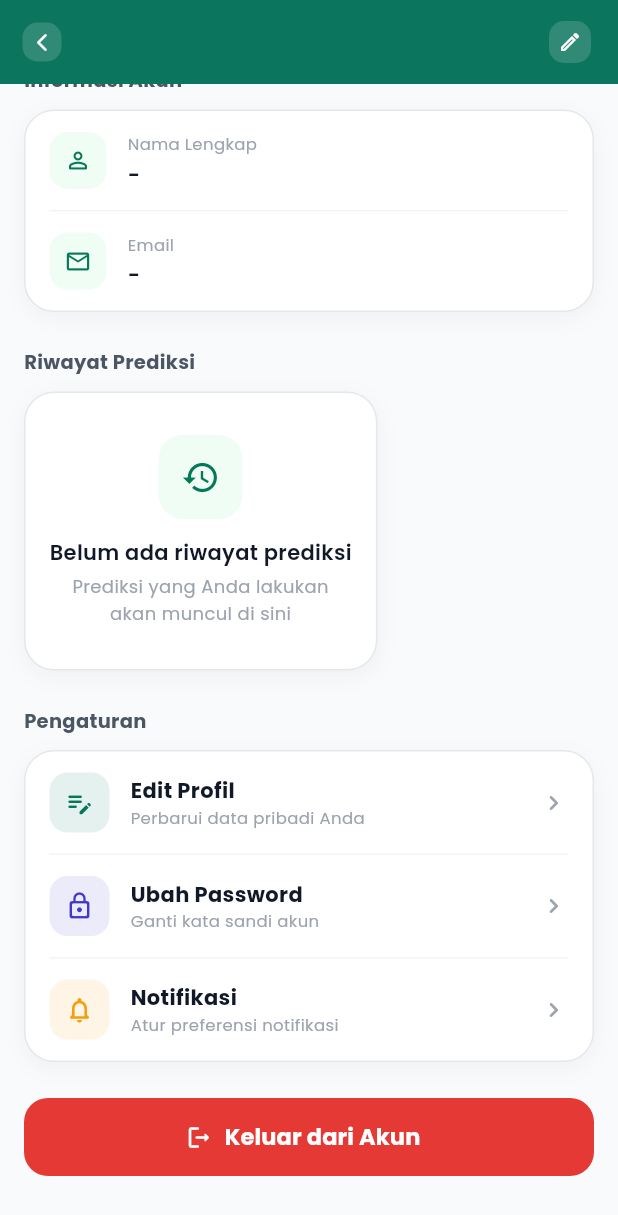
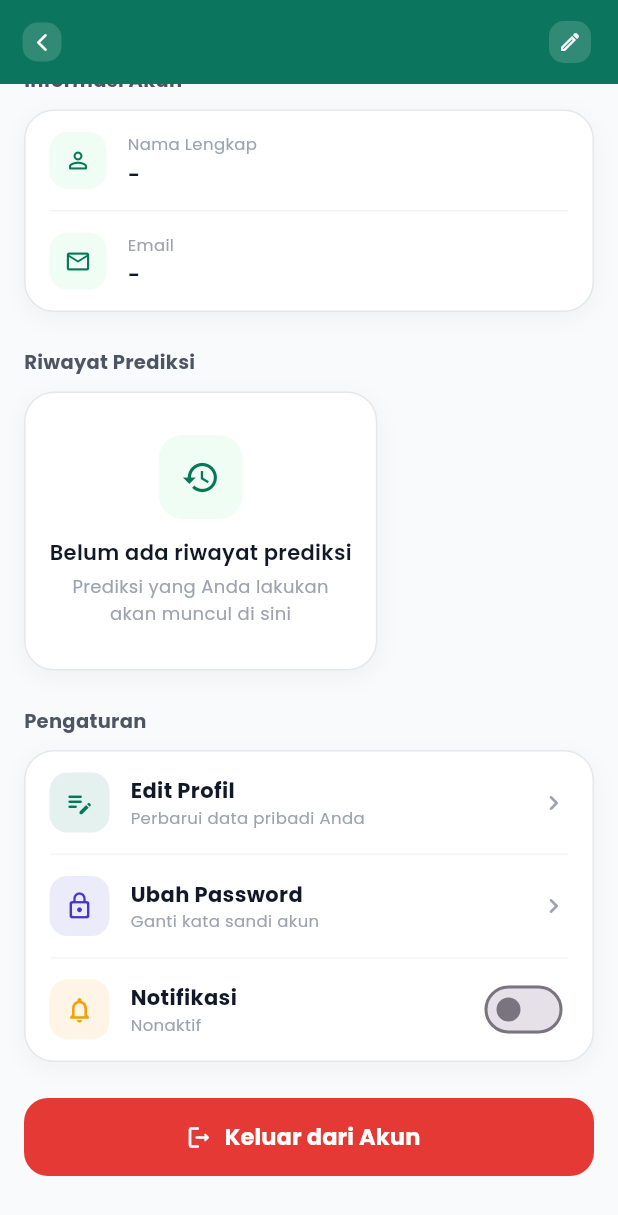
Before and after one commit to Aiqbalf/proyek_obesitas_mobile, a Flutter app: the ProfilePage screen opened directly, scrolled down 236 dp, on a phone screen of 412 x 824 dp. Shown: the top 1215 px of the screen. Run offline on Flutter 3.47's test engine with Material 3 defaults, Android fonts, the light colour scheme and no system bars; our stand-ins replace flutter_local_notifications, shared_preferences, timezone; accounts and stored records are empty; network calls fail.

Commit message:
memperbaiki notifikasi

```diff
--- a/lib/main.dart
+++ b/lib/main.dart
@@ -1,9 +1,11 @@
 import 'package:flutter/material.dart';
+import 'services/notification_service.dart';
 import 'services/api_service.dart';
 import 'pages/dashboard_page.dart';
 
-void main() {
+void main() async {
   WidgetsFlutterBinding.ensureInitialized();
+  await NotificationService.init();
   ApiService.testConnection();
   runApp(const MyApp());
 }
--- a/lib/pages/profile_page.dart
+++ b/lib/pages/profile_page.dart
@@ -1,6 +1,7 @@
 import 'package:flutter/material.dart';
 import 'package:flutter/services.dart';
 import '../services/api_service.dart';
+import '../services/notification_service.dart';
 
 class ProfilePage extends StatefulWidget {
   const ProfilePage({super.key});
@@ -27,8 +28,9 @@ class _ProfilePageState extends State<ProfilePage>
 
   Map<String, dynamic>? _userData;
   List<Map<String, dynamic>> _predictionHistory = [];
-  bool _isLoading = true;
+  bool _isLoading        = true;
   bool _isLoadingHistory = false;
+  bool _notifEnabled     = false; // ✅ state notifikasi
 
   late AnimationController _animCtrl;
   late Animation<double>   _fadeAnim;
@@ -52,12 +54,17 @@ class _ProfilePageState extends State<ProfilePage>
     super.dispose();
   }
 
+  // ══════════════════════════════════════════════
+  // LOAD DATA
+  // ══════════════════════════════════════════════
   Future<void> _loadUser() async {
-    final data = await ApiService.getUser();
+    final data    = await ApiService.getUser();
+    final notifOn = await NotificationService.isEnabled(); // ✅ baca preferensi
     if (mounted) {
       setState(() {
-        _userData  = data;
-        _isLoading = false;
+        _userData     = data;
+        _notifEnabled = notifOn; // ✅ set state
+        _isLoading    = false;
       });
       _animCtrl.forward();
       _loadPredictionHistory();
@@ -76,6 +83,9 @@ class _ProfilePageState extends State<ProfilePage>
     });
   }
 
+  // ══════════════════════════════════════════════
+  // LOGOUT
+  // ══════════════════════════════════════════════
   Future<void> _logout() async {
     final confirm = await showDialog<bool>(
       context: context,
@@ -109,14 +119,24 @@ class _ProfilePageState extends State<ProfilePage>
     }
   }
 
-  void _snackDev() => ScaffoldMessenger.of(context).showSnackBar(SnackBar(
-        content: const Text('Fitur sedang dalam pengembangan'),
-        behavior: SnackBarBehavior.floating,
-        backgroundColor: _neutral900,
-        shape: RoundedRectangleBorder(borderRadius: BorderRadius.circular(12)),
-        margin: const EdgeInsets.fromLTRB(16, 0, 16, 16),
-      ));
+  // ══════════════════════════════════════════════
+  // TOGGLE NOTIFIKASI ✅
+  // ══════════════════════════════════════════════
+  Future<void> _toggleNotifikasi() async {
+    final newVal = !_notifEnabled;
+    await NotificationService.setEnabled(newVal);
+    setState(() => _notifEnabled = newVal);
+    _showSnack(
+      newVal
+          ? 'Notifikasi diaktifkan. Anda akan mendapat rekomendasi setelah prediksi.'
+          : 'Notifikasi dinonaktifkan.',
+      color: newVal ? _green700 : _neutral600,
+    );
+  }
 
+  // ══════════════════════════════════════════════
+  // HELPERS
+  // ══════════════════════════════════════════════
   void _showSnack(String msg, {required Color color}) {
     if (!mounted) return;
     ScaffoldMessenger.of(context).showSnackBar(SnackBar(
@@ -309,7 +329,7 @@ class _ProfilePageState extends State<ProfilePage>
   }
 
   // ══════════════════════════════════════════════
-  // Dialog Ubah Password — dengan password lama
+  // Dialog Ubah Password
   // ══════════════════════════════════════════════
   Future<void> _showChangePasswordDialog() async {
     final oldPassCtrl  = TextEditingController();
@@ -325,7 +345,6 @@ class _ProfilePageState extends State<ProfilePage>
       barrierColor: Colors.black54,
       builder: (_) => StatefulBuilder(
         builder: (ctx, setLocal) {
-          // Helper field password dalam dialog ini
           Widget passField({
             required TextEditingController ctrl,
             required String label,
@@ -387,7 +406,6 @@ class _ProfilePageState extends State<ProfilePage>
               child: Column(
                 mainAxisSize: MainAxisSize.min,
                 children: [
-                  // Icon header
                   Container(
                     width: 54, height: 54,
                     decoration: BoxDecoration(
@@ -409,8 +427,6 @@ class _ProfilePageState extends State<ProfilePage>
                   const SizedBox(height: 20),
                   const Divider(height: 1, thickness: 0.5, color: _neutral200),
                   const SizedBox(height: 20),
-
-                  // ── Field 1: Password Lama ──────────────────
                   passField(
                     ctrl: oldPassCtrl,
                     label: 'Password Lama',
@@ -418,8 +434,6 @@ class _ProfilePageState extends State<ProfilePage>
                     onToggle: () => setLocal(() => showOld = !showOld),
                   ),
                   const SizedBox(height: 14),
-
-                  // ── Divider pemisah ─────────────────────────
                   Row(children: [
                     const Expanded(child: Divider(color: _neutral200)),
                     Padding(
@@ -432,8 +446,6 @@ class _ProfilePageState extends State<ProfilePage>
                     const Expanded(child: Divider(color: _neutral200)),
                   ]),
                   const SizedBox(height: 14),
-
-                  // ── Field 2: Password Baru ──────────────────
                   passField(
                     ctrl: newPassCtrl,
                     label: 'Password Baru',
@@ -441,8 +453,6 @@ class _ProfilePageState extends State<ProfilePage>
                     onToggle: () => setLocal(() => showNew = !showNew),
                   ),
                   const SizedBox(height: 14),
-
-                  // ── Field 3: Konfirmasi Password Baru ───────
                   passField(
                     ctrl: confPassCtrl,
                     label: 'Konfirmasi Password Baru',
@@ -450,8 +460,6 @@ class _ProfilePageState extends State<ProfilePage>
                     onToggle: () => setLocal(() => showConf = !showConf),
                   ),
                   const SizedBox(height: 24),
-
-                  // ── Tombol ─────────────────────────────────
                   Row(children: [
                     Expanded(
                       child: OutlinedButton(
@@ -474,7 +482,6 @@ class _ProfilePageState extends State<ProfilePage>
                             style: TextStyle(
                                 fontSize: 14, fontWeight: FontWeight.w700)),
                         onPressed: () async {
-                          // ── Validasi ────────────────────────
                           if (oldPassCtrl.text.trim().isEmpty) {
                             _showSnack('Password lama wajib diisi',
                                 color: Colors.red.shade600);
@@ -496,15 +503,11 @@ class _ProfilePageState extends State<ProfilePage>
                                 color: Colors.red.shade600);
                             return;
                           }
-
-                          // ── Panggil API ─────────────────────
-                          // Kirim password lama untuk diverifikasi di Laravel
                           final result = await ApiService.changePassword(
                             _userData?['id'].toString() ?? '',
                             oldPassCtrl.text.trim(),
                             newPassCtrl.text.trim(),
                           );
-
                           if (!mounted) return;
                           if (result['status'] == 200) {
                             Navigator.pop(ctx);
@@ -682,6 +685,9 @@ class _ProfilePageState extends State<ProfilePage>
     );
   }
 
+  // ══════════════════════════════════════════════
+  // APP BAR
+  // ══════════════════════════════════════════════
   Widget _buildAppBar() {
     final name   = _userData?['name']   as String? ?? 'Pengguna';
     final email  = _userData?['email']  as String? ?? '';
@@ -775,6 +781,9 @@ class _ProfilePageState extends State<ProfilePage>
       width: size, height: size,
       decoration: BoxDecoration(shape: BoxShape.circle, color: color));
 
+  // ══════════════════════════════════════════════
+  // INFO CARDS
+  // ══════════════════════════════════════════════
   Widget _buildInfoCards() {
     return Padding(
       padding: const EdgeInsets.symmetric(horizontal: 16),
@@ -823,7 +832,7 @@ class _ProfilePageState extends State<ProfilePage>
       color: _neutral100, indent: 16, endIndent: 16);
 
   // ══════════════════════════════════════════════
-  // Riwayat Prediksi
+  // RIWAYAT PREDIKSI
   // ══════════════════════════════════════════════
   Widget _buildPredictionHistorySection() {
     return Padding(
@@ -890,11 +899,11 @@ class _ProfilePageState extends State<ProfilePage>
   }
 
   Widget _predictionHistoryItem(Map<String, dynamic> item) {
-    final hasil      = item['hasil'] as Map<String, dynamic>?;
-    final result     = hasil?['kategori'] as String? ?? '-';
-    final createdAt  = item['prediksi_at'] as String?;
-    final confidence = hasil?['confidence'] as num?;
-    final isPositive = _isPositiveResult(result);
+    final hasil       = item['hasil'] as Map<String, dynamic>?;
+    final result      = hasil?['kategori'] as String? ?? '-';
+    final createdAt   = item['prediksi_at'] as String?;
+    final confidence  = hasil?['confidence'] as num?;
+    final isPositive  = _isPositiveResult(result);
     final resultColor = isPositive ? Colors.red.shade600 : _green700;
     final resultBg    = isPositive ? Colors.red.shade50  : _green50;
     final resultIcon  = isPositive
@@ -999,7 +1008,7 @@ class _ProfilePageState extends State<ProfilePage>
   }
 
   // ══════════════════════════════════════════════
-  // Menu Section — Bantuan & FAQ dan Kebijakan Privasi DIHAPUS
+  // MENU SECTION ✅ notifikasi sekarang fungsional
   // ══════════════════════════════════════════════
   Widget _buildMenuSection() {
     return Padding(
@@ -1016,23 +1025,43 @@ class _ProfilePageState extends State<ProfilePage>
                 blurRadius: 12, offset: const Offset(0, 4))],
           ),
           child: Column(children: [
-            _menuRow(Icons.edit_note_rounded, 'Edit Profil',
-                'Perbarui data pribadi Anda', _green700,
-                _showEditProfileDialog),
+            _menuRow(
+              Icons.edit_note_rounded,
+              'Edit Profil',
+              'Perbarui data pribadi Anda',
+              _green700,
+              _showEditProfileDialog,
+            ),
             _divider(),
-            _menuRow(Icons.lock_outline_rounded, 'Ubah Password',
-                'Ganti kata sandi akun', _indigo600,
-                _showChangePasswordDialog),
+            _menuRow(
+              Icons.lock_outline_rounded,
+              'Ubah Password',
+              'Ganti kata sandi akun',
+              _indigo600,
+              _showChangePasswordDialog,
+            ),
             _divider(),
-            _menuRow(Icons.notifications_none_rounded, 'Notifikasi',
-                'Atur preferensi notifikasi',
-                const Color(0xFFF59E0B), _snackDev),
+            // ✅ DIPERBAIKI: notifikasi sekarang menggunakan switch
+            _menuRowWithTrailing(
+              Icons.notifications_none_rounded,
+              'Notifikasi',
+              _notifEnabled ? 'Aktif — rekomendasi prediksi' : 'Nonaktif',
+              const Color(0xFFF59E0B),
+              _toggleNotifikasi,
+              Switch(
+                value: _notifEnabled,
+                onChanged: (_) => _toggleNotifikasi(),
+                activeColor: _green700,
+                materialTapTargetSize: MaterialTapTargetSize.shrinkWrap,
+              ),
+            ),
           ]),
         ),
       ]),
     );
   }
 
+  // Menu row standar (dengan chevron)
   Widget _menuRow(IconData icon, String title, String subtitle,
       Color iconColor, VoidCallback onTap) {
     return InkWell(
@@ -1058,6 +1087,35 @@ class _ProfilePageState extends State<ProfilePage>
     );
   }
 
+  // ✅ Menu row dengan trailing widget (untuk switch notifikasi)
+  Widget _menuRowWithTrailing(IconData icon, String title, String subtitle,
+      Color iconColor, VoidCallback onTap, Widget trailing) {
+    return InkWell(
+      onTap: onTap,
+      borderRadius: BorderRadius.circular(20),
+      child: Padding(
+        padding: const EdgeInsets.symmetric(horizontal: 16, vertical: 14),
+        child: Row(children: [
+          Container(width: 40, height: 40,
+              decoration: BoxDecoration(color: iconColor.withOpacity(0.1),
+                  borderRadius: BorderRadius.circular(12)),
+              child: Icon(icon, color: iconColor, size: 20)),
+          const SizedBox(width: 14),
+          Expanded(child: Column(crossAxisAlignment: CrossAxisAlignment.start, children: [
+            Text(title, style: const TextStyle(fontSize: 14,
+                fontWeight: FontWeight.w700, color: _neutral900)),
+            Text(subtitle, style: const TextStyle(fontSize: 11,
+                color: _neutral400, fontWeight: FontWeight.w400)),
+          ])),
+          trailing,
+        ]),
+      ),
+    );
+  }
+
+  // ══════════════════════════════════════════════
+  // LOGOUT BUTTON
+  // ══════════════════════════════════════════════
   Widget _buildLogoutButton() {
     return Padding(
       padding: const EdgeInsets.symmetric(horizontal: 16),
--- a/lib/services/api_service.dart
+++ b/lib/services/api_service.dart
@@ -7,8 +7,8 @@ import 'package:shared_preferences/shared_preferences.dart';
 
 class ApiService {
 
-  static const bool useUSB = false;
-  static const String localIP = "192.168.0.122";
+  static const bool useUSB = true;
+  static const String localIP = "192.168.0.138";
 
   static String get baseUrl {
     if (kIsWeb) {
--- /dev/null
+++ b/lib/services/notification_service.dart
@@ -0,0 +1,79 @@
+import 'package:flutter_local_notifications/flutter_local_notifications.dart';
+import 'package:shared_preferences/shared_preferences.dart';
+import 'package:timezone/data/latest_all.dart' as tz;
+
+class NotificationService {
+  static final FlutterLocalNotificationsPlugin _plugin =
+      FlutterLocalNotificationsPlugin();
+
+  static const _channelId   = 'obesity_channel';
+  static const _channelName = 'Prediksi Obesitas';
+  static const _channelDesc = 'Notifikasi hasil prediksi obesitas';
+  static const _prefKey     = 'notif_enabled';
+
+  static Future<void> init() async {
+    tz.initializeTimeZones();
+
+    const android = AndroidInitializationSettings('@mipmap/ic_launcher');
+    const ios = DarwinInitializationSettings(
+      requestAlertPermission: true,
+      requestBadgePermission: true,
+      requestSoundPermission: true,
+    );
+
+    await _plugin.initialize(
+      const InitializationSettings(android: android, iOS: ios),
+    );
+
+    const channel = AndroidNotificationChannel(
+      _channelId,
+      _channelName,
+      description: _channelDesc,
+      importance: Importance.high,
+    );
+
+    await _plugin.resolvePlatformSpecificImplementation<AndroidFlutterLocalNotificationsPlugin>()?.createNotificationChannel(channel);
+
+    await _plugin.resolvePlatformSpecificImplementation<AndroidFlutterLocalNotificationsPlugin>()?.requestNotificationsPermission();
+  }
+
+  static Future<bool> isEnabled() async {
+    final prefs = await SharedPreferences.getInstance();
+    return prefs.getBool(_prefKey) ?? false;
+  }
+
+  static Future<void> setEnabled(bool value) async {
+    final prefs = await SharedPreferences.getInstance();
+    await prefs.setBool(_prefKey, value);
+  }
+
+  static Future<void> showRekomendasiNotif({
+    required String kategori,
+    required String rekomendasi,
+  }) async {
+    final enabled = await isEnabled();
+    if (!enabled) return;
+
+    const androidDetails = AndroidNotificationDetails(
+      _channelId,
+      _channelName,
+      channelDescription: _channelDesc,
+      importance: Importance.high,
+      priority: Priority.high,
+      styleInformation: BigTextStyleInformation(''),
+      icon: '@mipmap/ic_launcher',
+    );
+    const iosDetails = DarwinNotificationDetails(
+      presentAlert: true,
+      presentBadge: true,
+      presentSound: true,
+    );
+
+    await _plugin.show(
+      0,
+      '📊 Hasil Prediksi: ${kategori.replaceAll('_', ' ')}',
+      rekomendasi,
+      const NotificationDetails(android: androidDetails, iOS: iosDetails),
+    );
+  }
+}
--- a/pubspec.yaml
+++ b/pubspec.yaml
@@ -28,7 +28,10 @@ environment:
 # the latest version available on pub.dev. To see which dependencies have newer
 # versions available, run `flutter pub outdated`.
 dependencies:
-  shared_preferences: ^2.2.2
+  flutter_local_notifications: ^17.2.4
+  timezone: ^0.9.4
+  shared_preferences: ^2.3.2
+  # shared_preferences: ^2.2.2
   flutter:
     sdk: flutter
   http: ^0.13.6
```
Also changed, not shown: lib/pages/obesity_predict_page.dart (+9 -0 lines), pubspec.lock, 3 other files.
